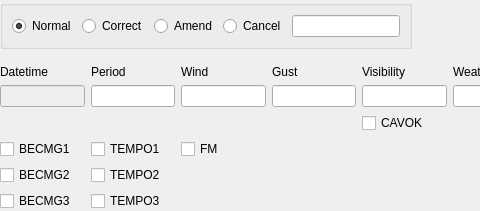
This is tafor/ui/qt/taf_primary.ui in up1and/tafor as Qt 5 draws it before an edit; both pictures show x 0 to 480 and y 0 to 211 of the 965 by 211 pixel window. The edited form follows.
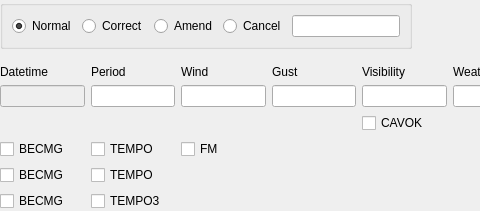
This is the edited form.

Diff of the .ui file:
```diff
--- a/tafor/ui/qt/taf_primary.ui
+++ b/tafor/ui/qt/taf_primary.ui
@@ -46,14 +46,14 @@
    <item row="5" column="0">
     <widget class="QCheckBox" name="becmg2Checkbox">
      <property name="text">
-      <string notr="true">BECMG2</string>
+      <string notr="true">BECMG</string>
      </property>
     </widget>
    </item>
    <item row="4" column="0">
     <widget class="QCheckBox" name="becmg1Checkbox">
      <property name="text">
-      <string notr="true">BECMG1</string>
+      <string notr="true">BECMG</string>
      </property>
     </widget>
    </item>
@@ -239,21 +239,21 @@
    <item row="5" column="1">
     <widget class="QCheckBox" name="tempo2Checkbox">
      <property name="text">
-      <string notr="true">TEMPO2</string>
+      <string notr="true">TEMPO</string>
      </property>
     </widget>
    </item>
    <item row="4" column="1">
     <widget class="QCheckBox" name="tempo1Checkbox">
      <property name="text">
-      <string notr="true">TEMPO1</string>
+      <string notr="true">TEMPO</string>
      </property>
     </widget>
    </item>
    <item row="6" column="0">
     <widget class="QCheckBox" name="becmg3Checkbox">
      <property name="text">
-      <string notr="true">BECMG3</string>
+      <string notr="true">BECMG</string>
      </property>
     </widget>
    </item>
```
